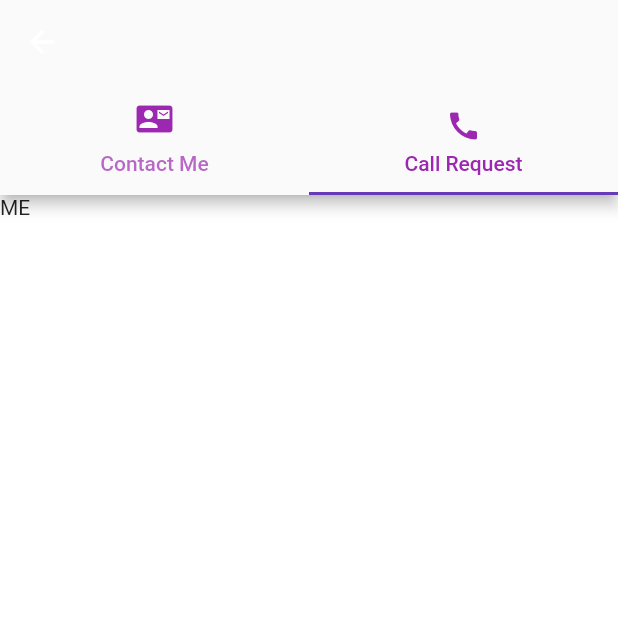
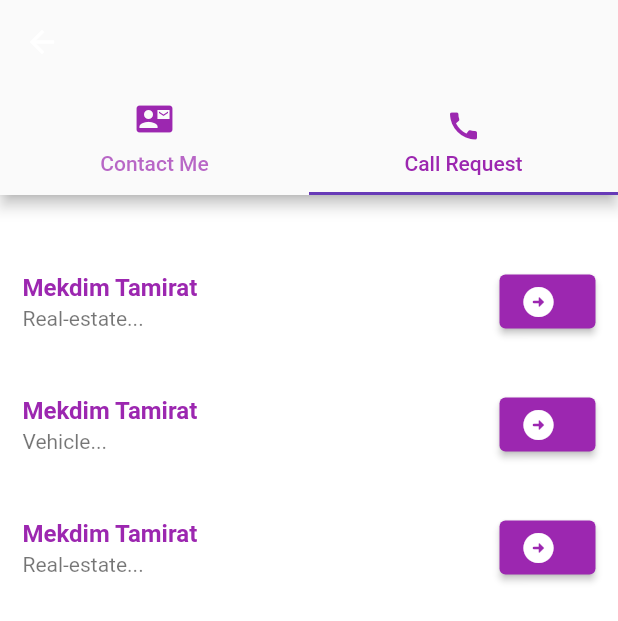
Before and after one commit to Mekdim12/Realestate_consultancy_site_controller, a Flutter app: the ContactUserPage screen opened directly, tab 2 chosen, on a phone screen of 412 x 824 dp. Shown: the top 621 px of the screen. Run offline on Flutter 3.47's test engine with Material 2 defaults, Android fonts, the phone set to English and light mode, and no system bars; our stand-ins replace carousel_slider, curved_navigation_bar, file_picker, flutter_spinkit.

Commit message:
update the the list builder for contact me requests from client

```diff
--- a/lib/components/pages/contact_page.dart
+++ b/lib/components/pages/contact_page.dart
@@ -14,13 +14,15 @@ class CallRequestedClient {
   final String id;
   final String clientName;
   final String clienEmail;
+  final String phoneNumber;
 
   const CallRequestedClient(
       {required this.status,
       required this.typeOfAnItem,
       required this.id,
       required this.clientName,
-      required this.clienEmail});
+      required this.clienEmail,
+      required this.phoneNumber});
 }
 
 class ContactMeMessage {
@@ -45,21 +47,21 @@ class _ContactUserPageState extends State<ContactUserPage> {
         id: "015",
         clientName: "Mekdim Tamirat",
         clienEmail: "mekdim@yahoo.com",
-    ),
+        phoneNumber: "0924041650"),
     const CallRequestedClient(
         status: true,
         typeOfAnItem: "Vehicle",
         id: "555",
         clientName: "Mekdim Tamirat",
         clienEmail: "mekdim@yahoo.com",
-    ),
+        phoneNumber: "0924041650"),
     const CallRequestedClient(
         status: true,
         typeOfAnItem: "Real-estate",
         id: "55",
         clientName: "Mekdim Tamirat",
         clienEmail: "mekdim@yahoo.com",
-    )
+        phoneNumber: "0924041650")
   ];
 
   final LIST_OF_CONTACT_ME_MESSAGES = [
@@ -128,7 +130,6 @@ class _ContactUserPageState extends State<ContactUserPage> {
           body: TabBarView(children: [
             (LIST_OF_CONTACT_ME_MESSAGES.length > 0)
                 ? Container(
-
                     margin: const EdgeInsets.only(
                         bottom: 10, left: 10, right: 10, top: 30),
                     height: screenHeight - 400,
@@ -141,7 +142,7 @@ class _ContactUserPageState extends State<ContactUserPage> {
                             iconColor: Colors.purple,
                             selectedColor: Colors.deepPurple,
                             enableFeedback: true,
-                            hoverColor:const  Color.fromARGB(89, 104, 58, 183),
+                            hoverColor: const Color.fromARGB(89, 104, 58, 183),
                             contentPadding: const EdgeInsets.all(5),
                             title: Text(
                               currentItem.clientFullName,
@@ -151,7 +152,8 @@ class _ContactUserPageState extends State<ContactUserPage> {
                             ),
                             subtitle: (currentItem.clientSubjectOfMessage
                                         .toString()
-                                        .length > 50)
+                                        .length >
+                                    50)
                                 ? Text(
                                     "${currentItem.clientSubjectOfMessage.toString().substring(0, 50)}...")
                                 : Text(
@@ -185,7 +187,45 @@ class _ContactUserPageState extends State<ContactUserPage> {
                     ),
                   ),
             (LIST_OF_REQUESTED_PHONE_CALL.length > 0)
-                ? Text("ME")
+                ? Container(
+                    margin: const EdgeInsets.only(
+                        bottom: 10, left: 10, right: 10, top: 30),
+                    height: screenHeight - 400,
+                    child: ListView.builder(
+
+                        itemCount: LIST_OF_REQUESTED_PHONE_CALL.length,
+                        itemBuilder: (context, index) {
+                          var currentItem = LIST_OF_REQUESTED_PHONE_CALL[index];
+                          return ListTile(
+                            onTap: () => {},
+                            iconColor: Colors.purple,
+                            selectedColor: Colors.deepPurple,
+                            enableFeedback: true,
+                            hoverColor: const Color.fromARGB(89, 104, 58, 183),
+                            contentPadding: const EdgeInsets.all(5),
+                            title: Text(
+                              currentItem.clientName,
+                              style: const TextStyle(
+                                  fontWeight: FontWeight.w600,
+                                  color: Colors.purple),
+                            ),
+                            subtitle: (currentItem.typeOfAnItem
+                                        .toString()
+                                        .length >
+                                    50)
+                                ? Text(
+                                    "${currentItem.typeOfAnItem.toString().substring(0, 50)}...")
+                                : Text(
+                                    "${currentItem.typeOfAnItem.toString().substring(0, currentItem.typeOfAnItem.toString().length)}..."),
+                            trailing: ElevatedButton.icon(
+                              onPressed: () => {},
+                              icon:
+                                  const Icon(Icons.arrow_circle_right_rounded),
+                              label: const Text(''),
+                            ),
+                          );
+                        }),
+                  )
                 : Center(
                     child: Column(
                       crossAxisAlignment: CrossAxisAlignment.center,
```
Lines whose indentation alone changed are shown as unchanged.
